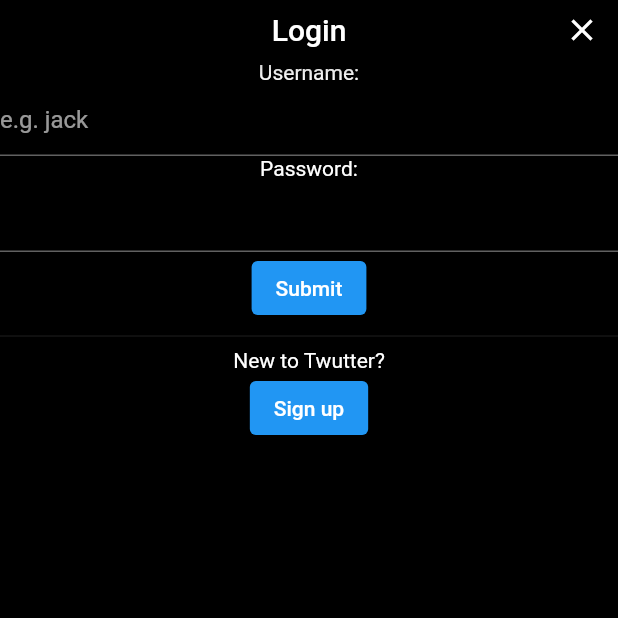
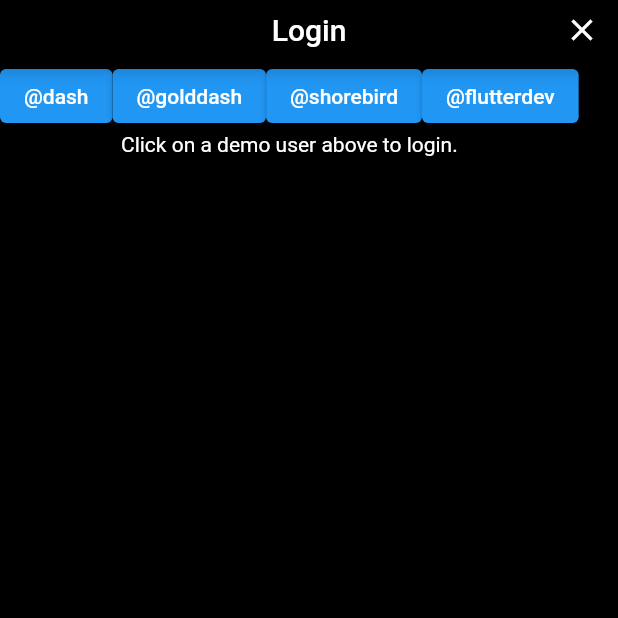
Before and after one commit to shorebirdtech/twutter, a Flutter app: the screen it shows after launch, on a phone screen of 412 x 824 dp, the top half of it. Run offline on Flutter 3.47's test engine with Material 2 defaults, Android fonts, the phone set to English and light mode, and no system bars; our stand-ins replace shelf; missing offline and left inert: mongo_dart, shelf_router, shorebird.

Commit message:
Make basic twutter functionality work
This should be good enough to share on discord now.

Got rid of login and signup, now just have a few demo accounts people can jump to (they all show the same timeline, just changes who you flap as).

Fixed client-side to not try to init a db connection by making the shared db instance nullable and requiring an explicit init.

Made timeline refresh automatically after login and posting.

```diff
--- a/bin/add_dummy_data.dart
+++ b/bin/add_dummy_data.dart
@@ -125,8 +125,9 @@
 }
 
 void main() async {
+  print("Adding dummy data (takes several seconds against the real db)...");
+  await DataStore.initSingleton();
   var db = DataStore.instance;
-  await db.init();
   var store = StoreAdaptor(db);
   var builder = DummyStoreBuilder(store);
   await builder.execute();
--- a/bin/server.dart
+++ b/bin/server.dart
@@ -7,7 +7,7 @@
 import 'package:twutter/src/gen/handlers.dart';
 
 void main() async {
-  await DataStore.instance.init();
+  await DataStore.initSingleton();
 
   var handlers = <ShorebirdHandler>[
     FlapHandler(FlapEndpoint()),
--- a/lib/src/app.dart
+++ b/lib/src/app.dart
@@ -5,7 +5,6 @@
 import 'screen/compose.dart';
 import 'screen/home.dart';
 import 'screen/login.dart';
-import 'screen/signup.dart';
 
 class TwutterApp extends StatelessWidget {
   const TwutterApp({super.key});
@@ -37,7 +36,6 @@
           '/login': (context) => const LoginDialog(),
           '/home': (context) => const Home(),
           '/compose': (context) => const ComposeDialog(),
-          '/signup': (context) => const SignUpDialog(),
         },
       ),
     );
--- a/lib/src/backend/endpoint.dart
+++ b/lib/src/backend/endpoint.dart
@@ -122,36 +122,19 @@
 }
 
 class AuthEndpoint extends Endpoint {
-  Future<AuthResponse> signUp(RequestContext context, SignUp signUp) async {
-    // Check if the username is available.
-    var db = DataStore.of(context);
-    var user = await db.userByUsername(signUp.username);
-    Exception('Username already exists');
-    // Create the user.
-    user = await db.createUser(User.fromSignUp(signUp));
-    // Create the session.
-    // Return the session.
-    return AuthResponse(
-      sessionId: '1',
-      user: user,
-    );
-  }
-
   Future<AuthResponse> login(
       RequestContext context, AuthRequest request) async {
     // Get the user from the request.
     // Validate the user.
     // Create a session.
     // Set the session cookie.
-    var success = await DataStore.of(context).matchCredentials(
-        username: request.username, password: request.password);
-    if (!success) {
-      throw Exception("Invalid credentials");
+    var user = await DataStore.of(context).userByUsername(request.username);
+    if (user == null) {
+      throw Exception("User not found");
     }
-    var user = await DataStore.of(context).userByUsername(request.username);
     return AuthResponse(
       sessionId: '1',
-      user: user!,
+      user: user,
     );
   }
 }
--- a/lib/src/model/user.dart
+++ b/lib/src/model/user.dart
@@ -20,8 +20,7 @@
 @JsonSerializable()
 class AuthRequest {
   final String username;
-  final String password;
-  AuthRequest({required this.username, required this.password});
+  AuthRequest({required this.username});
 
   factory AuthRequest.fromJson(Map<String, dynamic> json) =>
       _$AuthRequestFromJson(json);
--- a/lib/src/screen/compose.dart
+++ b/lib/src/screen/compose.dart
@@ -1,3 +1,5 @@
+import 'dart:async';
+
 import 'package:flutter/material.dart';
 import 'package:twutter/src/model/flap.dart';
 
@@ -68,6 +70,7 @@
     while (true) {
       try {
         await client.actions.publish(draft);
+        unawaited(client.actions.refreshTimeline());
         closeComposeWindow();
         break;
       } catch (e) {
--- a/lib/src/screen/login.dart
+++ b/lib/src/screen/login.dart
@@ -1,3 +1,5 @@
+import 'dart:async';
+
 import 'package:flutter/material.dart';
 
 import '../gen/client.dart';
@@ -12,10 +14,6 @@
 }
 
 class _LoginDialogState extends State<LoginDialog> {
-  final _formKey = GlobalKey<FormState>();
-
-  late String username;
-  late String password;
   String? failureMessage;
 
   void closeLoginWindow() {
@@ -24,11 +22,12 @@
     Navigator.of(context).pushReplacementNamed("/home");
   }
 
-  void login() async {
+  void loginAs(String name) async {
     var client = Client.of(context);
-    var credentials = AuthRequest(username: username, password: password);
+    var credentials = AuthRequest(username: name);
     var result = await client.actions.login(credentials);
     if (result.success) {
+      unawaited(client.actions.refreshTimeline());
       closeLoginWindow();
     } else {
       // if failed, show error message, offer to create account?
@@ -40,6 +39,8 @@
 
   @override
   Widget build(BuildContext context) {
+    var knownUsers = ['@dash', '@golddash', '@shorebird', '@flutterdev'];
+
     return Scaffold(
       appBar: AppBar(
         toolbarHeight: LayoutConfig.appBarHeight,
@@ -52,61 +53,18 @@
         ],
         centerTitle: true,
       ),
-      body: Form(
-        key: _formKey,
-        child: Column(children: [
-          const Text("Username:"),
-          TextFormField(
-            decoration: const InputDecoration(hintText: "e.g. jack"),
-            validator: (String? value) {
-              if (value != null && value.trim().isEmpty) {
-                return 'Username is required';
-              }
-              return null;
-            },
-            onSaved: (String? value) {
-              setState(() {
-                username = value!;
-              });
-            },
-          ),
-          const Text("Password:"),
-          TextFormField(
-            obscureText: true,
-            enableSuggestions: false,
-            autocorrect: false,
-            validator: (String? value) {
-              if (value != null && value.trim().isEmpty) {
-                return 'Password is required';
-              }
-              return null;
-            },
-            onSaved: (String? value) {
-              setState(() {
-                password = value!;
-              });
-            },
-          ),
-          ElevatedButton(
-            onPressed: () {
-              // Validate returns true if the form is valid, or false
-              // otherwise.
-              var state = _formKey.currentState!;
-              if (state.validate()) {
-                state.save();
-                login();
-              }
-            },
-            child: const Text('Submit'),
-          ),
+      body: Column(
+        children: [
           if (failureMessage != null) Text(failureMessage!),
-          const Divider(),
-          const Text("New to Twutter?"),
-          ElevatedButton(
-            onPressed: () => Navigator.of(context).pushNamed("/signup"),
-            child: const Text("Sign up"),
-          ),
-        ]),
+          Wrap(children: [
+            for (var user in knownUsers)
+              ElevatedButton(
+                onPressed: () => loginAs(user),
+                child: Text(user),
+              ),
+          ]),
+          const Text("Click on a demo user above to login.")
+        ],
       ),
     );
   }
```
Also changed, not shown: lib/src/backend/model.dart (+13 -5 lines), lib/src/gen/client.dart (+0 -18 lines), lib/src/gen/handlers.dart (+0 -7 lines), lib/src/screen/signup.dart (deleted, +0 -154 lines), lib/src/model/user.g.dart, 1 other file.
